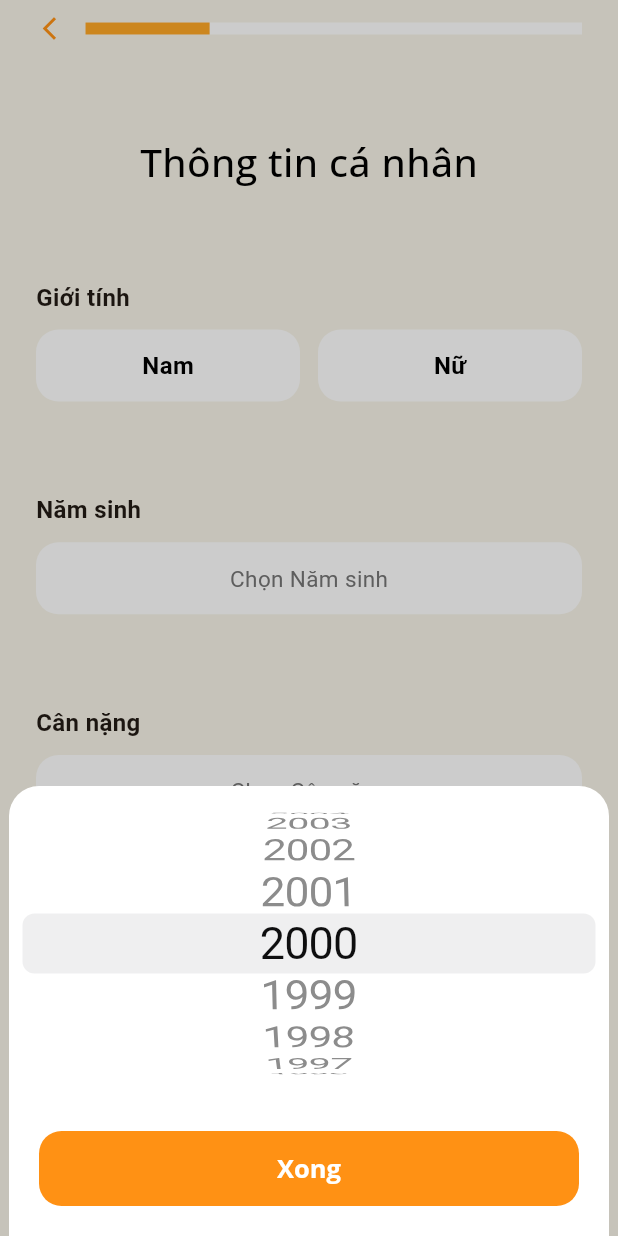
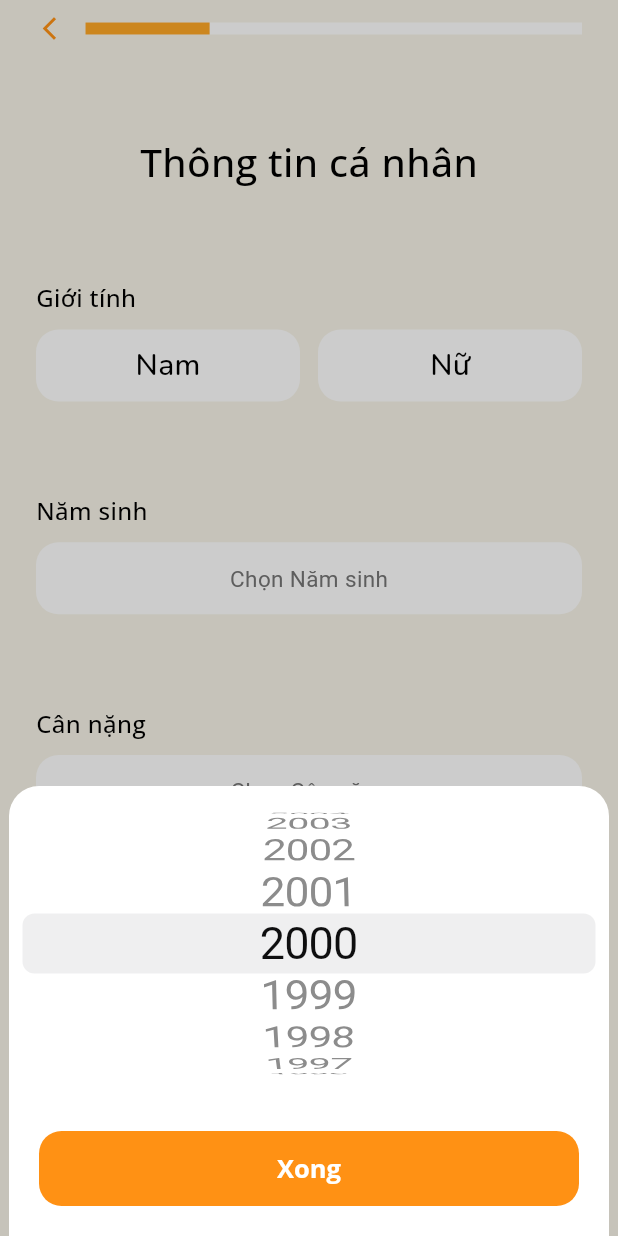
Before and after one commit to johndev98/calo_main, a Flutter app: the screen it shows after launch, after a tap on an icon or button, on a phone screen of 412 x 824 dp. Run offline on Flutter 3.47's test engine with Material 3 defaults, Android fonts, the phone set to English and light mode, and no system bars; our stand-ins replace flutter_riverpod, isar, shared_preferences; accounts and stored records are empty; generated files the repository leaves out were written again.

Commit message:
add theme

```diff
--- a/lib/features/onboarding/basic_info_screen.dart
+++ b/lib/features/onboarding/basic_info_screen.dart
@@ -284,11 +284,13 @@ class BasicInfoScreen extends ConsumerWidget {
                   child: Center(
                     child: Text(
                       "Tiếp tục",
-                      style: TextStyle(
-                        color: isComplete ? Colors.white : Colors.black,
-                        fontSize: 17,
-                        fontWeight: FontWeight.bold,
-                      ),
+                      style: CupertinoTheme.of(context)
+                          .textTheme
+                          .actionTextStyle
+                          .copyWith(
+                            color: isComplete ? Colors.white : Colors.black,
+                            fontWeight: FontWeight.bold,
+                          ),
                     ),
                   ),
                 ),
@@ -335,7 +337,10 @@ class SelectField extends StatelessWidget {
           children: [
             Text(
               label,
-              style: const TextStyle(fontSize: 16, fontWeight: FontWeight.w600),
+              style: CupertinoTheme.of(context).textTheme.textStyle.copyWith(
+                fontSize: 16,
+                fontWeight: FontWeight.w500,
+              ),
             ),
             GestureDetector(
               onTap: openPicker,
@@ -405,19 +410,22 @@ class GenderSelector extends StatelessWidget {
           spacing: 10,
           crossAxisAlignment: CrossAxisAlignment.stretch, // label sát container
           children: [
-            const Text(
+            Text(
               "Giới tính",
-              style: TextStyle(fontSize: 16, fontWeight: FontWeight.w600),
+              style: CupertinoTheme.of(context).textTheme.textStyle.copyWith(
+                fontSize: 16,
+                fontWeight: FontWeight.w500,
+              ),
             ),
             Row(
               children: [
-                _genderButton(
+                GenderButton(
                   label: "Nam",
                   isActive: value == "male",
                   onTap: () => onChanged("male"),
                 ),
                 const SizedBox(width: 12),
-                _genderButton(
+                GenderButton(
                   label: "Nữ",
                   isActive: value == "female",
                   onTap: () => onChanged("female"),
@@ -429,12 +437,22 @@ class GenderSelector extends StatelessWidget {
       ),
     );
   }
+}
 
-  Widget _genderButton({
-    required String label,
-    required bool isActive,
-    required VoidCallback onTap,
-  }) {
+class GenderButton extends StatelessWidget {
+  final String label;
+  final bool isActive;
+  final VoidCallback onTap;
+
+  const GenderButton({
+    super.key,
+    required this.label,
+    required this.isActive,
+    required this.onTap,
+  });
+
+  @override
+  Widget build(BuildContext context) {
     return Expanded(
       child: GestureDetector(
         onTap: onTap,
@@ -447,11 +465,11 @@ class GenderSelector extends StatelessWidget {
           child: Center(
             child: Text(
               label,
-              style: TextStyle(
-                color: isActive ? Colors.white : Colors.black,
-                fontSize: 16,
-                fontWeight: FontWeight.w600,
-              ),
+              style: CupertinoTheme.of(context).textTheme.actionTextStyle
+                  .copyWith(
+                    fontWeight: FontWeight.w500,
+                    color: isActive ? Colors.white : Colors.black,
+                  ),
             ),
           ),
         ),
--- a/lib/theme/app_theme.dart
+++ b/lib/theme/app_theme.dart
@@ -21,7 +21,7 @@ class AppTheme {
         color: CupertinoColors.black,
       ),
       // Action button / Large title
-      actionTextStyle: TextStyle(fontFamily: "Nunito", fontSize: 18),
+      actionTextStyle: TextStyle(fontFamily: "Nunito", fontSize: 20),
       // Tab / Label
       tabLabelTextStyle: TextStyle(
         fontFamily: "Open Sans",
```
